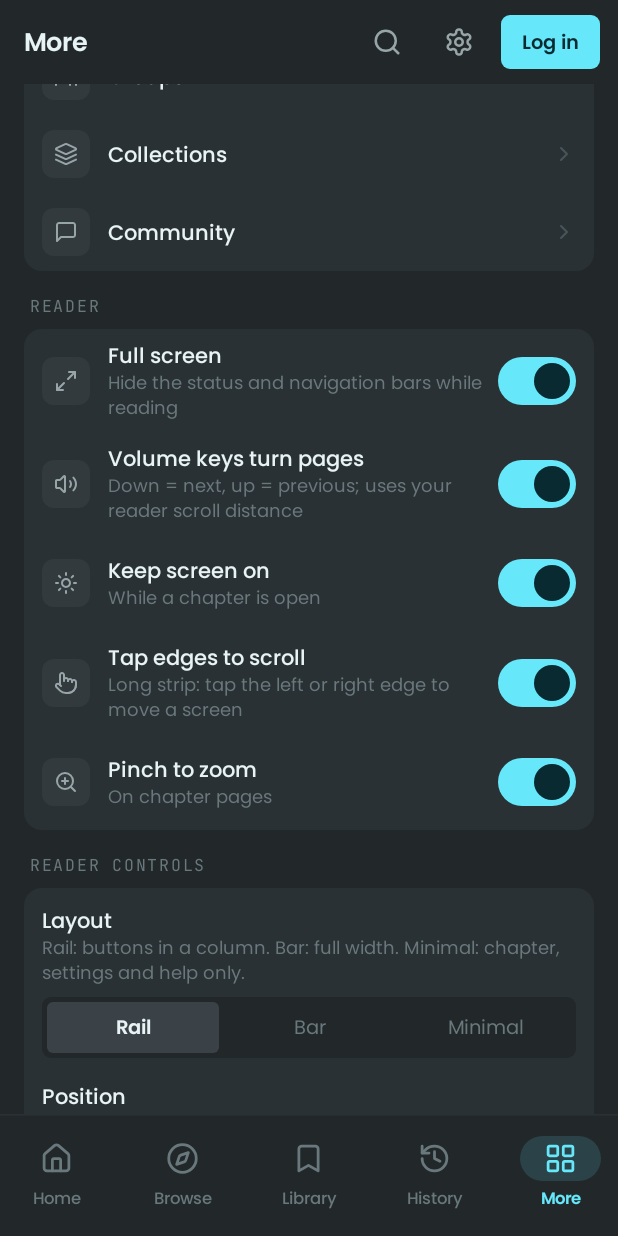
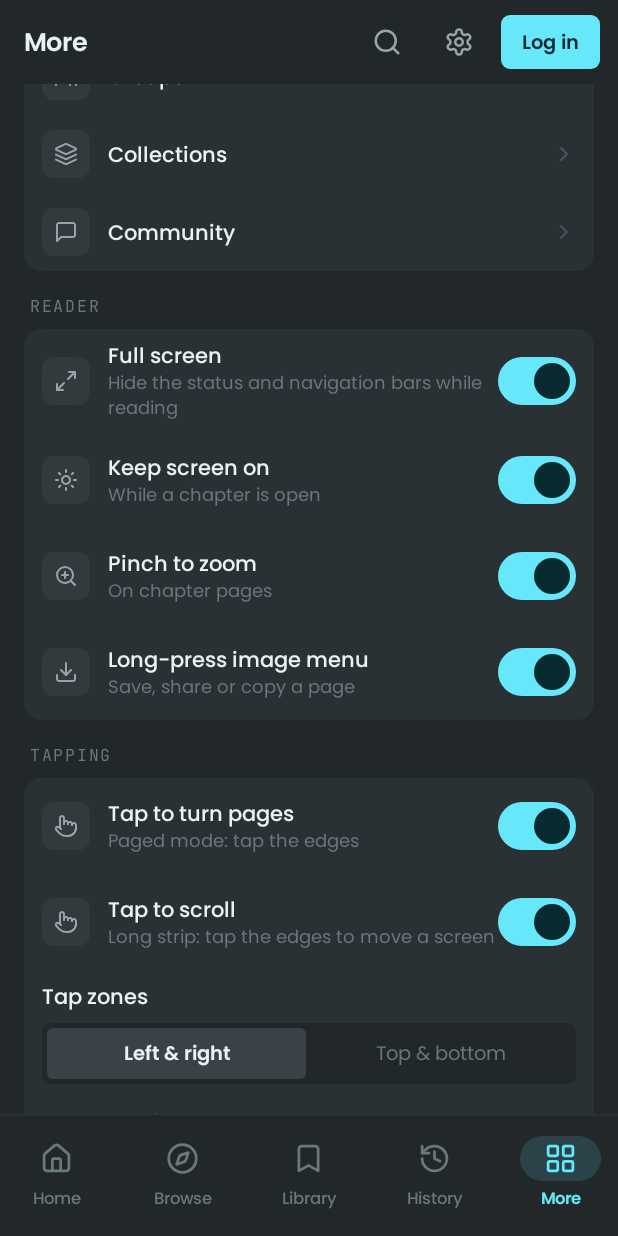
Before and after one commit to notsonata/comixium, an Android app built with Jetpack Compose: the screen it shows after launch (MainActivity), item 5 of the bottom bar chosen, scrolled down 480 dp, on a phone screen of 412 x 824 dp. Run offline under Robolectric (Android 15) with nearby library versions, the phone set to English and light mode, and no system bars; 1 statement that could not run was skipped.

Commit message:
Reader touch v2: configurable taps, one settings sheet, Back closes popups (#18)
- The app now handles every one-finger tap in the reader: edge zones
  (sides or top/bottom, small/medium/large, invertible) turn pages in
  paged mode or scroll a screen in long strip, each switchable off;
  the middle shows/hides the controls with a double tap, single tap or
  not at all (through the reader's own x shortcut). Taps are kept from
  the site's handler while its page-turn library still gets the touch
  end, so swipes keep working.
- One settings button: the reader's ? is hidden, and the gear's sheet
  gets the app's reader options appended in the site's own markup
  (taps, volume keys, zoom, long-press, full screen, keep awake,
  controls layout). Changes post to the app, which stores and syncs
  them. The site's now-unused "Hide controls" option is hidden.
- Back closes popups first: reader settings, chapter list, comments
  panel, dropdowns, menus and dialogs are detected and closed, and
  reported to the app as soon as they open or close. No predictive
  back preview when Back only closes a popup or search.
- No sideways overscroll stretch (overscroll-behavior-x: none).
- New native options too: inverted volume keys, long-press image menu
  on/off; More gains Tapping and Volume keys sections.
- Native touch-controls sheet removed (replaced by the settings sheet).
- Site check covers the new hooks (43 checks). 1.4.0.


Claude-Session: https://claude.ai/code/session_01YbVGRshvC6VnHUc4fnRiLA

Co-authored-by: Claude <noreply@anthropic.com>

```diff
--- a/app/build.gradle.kts
+++ b/app/build.gradle.kts
@@ -8,7 +8,7 @@ plugins {
 
 // Bump this (and only this) to release a new version. CI tags the release v<appVersion>,
 // and versionCode follows automatically (1.2.3 -> 10203) so every bump installs as an update.
-val appVersion = "1.3.0"
+val appVersion = "1.4.0"
 val appVersionCode = appVersion.split(".").map(String::toInt).let { (major, minor, patch) ->
     major * 10_000 + minor * 100 + patch
 }
--- a/app/src/main/java/com/notsonata/comixium/MainActivity.kt
+++ b/app/src/main/java/com/notsonata/comixium/MainActivity.kt
@@ -96,7 +96,8 @@ class MainActivity : ComponentActivity(), ActivityServices {
                 // Consume both down and up so the system volume doesn't change; act on presses
                 // and on every few repeats while held.
                 if (event.action == KeyEvent.ACTION_DOWN && event.repeatCount % 3 == 0) {
-                    val dir = if (code == KeyEvent.KEYCODE_VOLUME_DOWN) 1 else -1
+                    val down = if (engine.reader.invertVolume) -1 else 1
+                    val dir = if (code == KeyEvent.KEYCODE_VOLUME_DOWN) down else -down
                     tab.js("window.__comixium && window.__comixium.readerStep($dir)")
                 }
                 return true
--- a/app/src/main/java/com/notsonata/comixium/ui/MoreScreen.kt
+++ b/app/src/main/java/com/notsonata/comixium/ui/MoreScreen.kt
@@ -94,29 +94,54 @@ fun MoreScreen(
         }
         Section("READER") {
             ToggleRow(
-                Lucide.Expand, "Full screen",
-                subtitle = "Hide the status and navigation bars while reading",
-                checked = reader.immersive, onChange = reader::updateImmersive,
+                Lucide.Expand, "Full screen", subtitle = "Hide the status and navigation bars while reading",
+                checked = reader.immersive, onChange = { reader.updateImmersive(it); onPagePrefsChanged() },
             )
             ToggleRow(
-                Lucide.Volume, "Volume keys turn pages",
-                subtitle = "Down = next, up = previous; uses your reader scroll distance",
-                checked = reader.volumeKeys, onChange = reader::updateVolumeKeys,
+                Lucide.Sun, "Keep screen on", subtitle = "While a chapter is open",
+                checked = reader.keepScreenOn, onChange = { reader.updateKeepScreenOn(it); onPagePrefsChanged() },
             )
             ToggleRow(
-                Lucide.Sun, "Keep screen on",
-                subtitle = "While a chapter is open",
-                checked = reader.keepScreenOn, onChange = reader::updateKeepScreenOn,
+                Lucide.ZoomIn, "Pinch to zoom", subtitle = "On chapter pages",
+                checked = reader.pinchZoom, onChange = { reader.updatePinchZoom(it); onPagePrefsChanged() },
             )
             ToggleRow(
-                Lucide.Hand, "Tap edges to scroll",
-                subtitle = "Long strip: tap the left or right edge to move a screen",
-                checked = reader.tapEdges, onChange = reader::updateTapEdges,
+                Lucide.Download, "Long-press image menu", subtitle = "Save, share or copy a page",
+                checked = reader.longPressMenu, onChange = { reader.updateLongPressMenu(it); onPagePrefsChanged() },
+            )
+        }
+        Section("TAPPING") {
+            ToggleRow(
+                Lucide.Hand, "Tap to turn pages", subtitle = "Paged mode: tap the edges",
+                checked = reader.tapPaged, onChange = { reader.updateTapPaged(it); onPagePrefsChanged() },
             )
             ToggleRow(
-                Lucide.ZoomIn, "Pinch to zoom",
-                subtitle = "On chapter pages",
-                checked = reader.pinchZoom, onChange = reader::updatePinchZoom,
+                Lucide.Hand, "Tap to scroll", subtitle = "Long strip: tap the edges to move a screen",
+                checked = reader.tapEdges, onChange = { reader.updateTapEdges(it); onPagePrefsChanged() },
+            )
+            Choice("Tap zones", null, listOf("sides" to "Left & right", "vertical" to "Top & bottom"), reader.tapLayout) {
+                reader.updateTapLayout(it); onPagePrefsChanged()
+            }
+            Choice("Tap zone size", null, listOf("small" to "Small", "medium" to "Medium", "large" to "Large"), reader.tapZone) {
+                reader.updateTapZone(it); onPagePrefsChanged()
+            }
+            ToggleRow(
+                Lucide.Refresh, "Invert tap zones", subtitle = "Left / top goes forward",
+                checked = reader.invertTaps, onChange = { reader.updateInvertTaps(it); onPagePrefsChanged() },
+            )
+            Choice(
+                "Show controls with", "A tap in the middle of the page",
+                listOf("double" to "Double tap", "single" to "Single tap", "off" to "Off"), reader.controlsTap,
+            ) { reader.updateControlsTap(it); onPagePrefsChanged() }
+        }
+        Section("VOLUME KEYS") {
+            ToggleRow(
+                Lucide.Volume, "Volume keys turn pages", subtitle = "Uses your reader scroll distance",
+                checked = reader.volumeKeys, onChange = { reader.updateVolumeKeys(it); onPagePrefsChanged() },
+            )
+            ToggleRow(
+                Lucide.Refresh, "Invert volume keys", subtitle = "Volume up goes forward",
+                checked = reader.invertVolume, onChange = { reader.updateInvertVolume(it); onPagePrefsChanged() },
             )
         }
         Section("READER CONTROLS") {
--- a/app/src/main/java/com/notsonata/comixium/ui/ReaderControlsSettings.kt
+++ b/app/src/main/java/com/notsonata/comixium/ui/ReaderControlsSettings.kt
@@ -48,7 +48,7 @@ fun ReaderControlsSettings(reader: ReaderPrefs, onChanged: () -> Unit) {
 }
 
 @Composable
-private fun Choice(
+internal fun Choice(
     label: String,
     note: String?,
     options: List<Pair<String, String>>,
--- a/app/src/main/java/com/notsonata/comixium/web/PageState.kt
+++ b/app/src/main/java/com/notsonata/comixium/web/PageState.kt
@@ -16,7 +16,7 @@ data class PageState(
     val theme: Map<String, String>,
 ) {
     companion object {
-        /** The message's "t" field ("state", "download", "readerHelp"...). */
+        /** The message's "t" field ("state", "download", "pref"). */
         fun type(json: String): String? = runCatching { JSONObject(json).optString("t") }.getOrNull()
 
         fun parse(json: String): PageState? = runCatching {
--- a/app/src/main/java/com/notsonata/comixium/web/ReaderPrefs.kt
+++ b/app/src/main/java/com/notsonata/comixium/web/ReaderPrefs.kt
@@ -6,54 +6,109 @@ import androidx.compose.runtime.mutableStateOf
 import androidx.compose.runtime.setValue
 import androidx.core.content.edit
 
-/** App-side reader options (the site's own reader settings stay in the site). */
+/**
+ * App-side reader options (the site's own reader settings stay in the site). They can be changed
+ * in More, or in the reader's settings sheet, which sends each change here via [apply].
+ */
 class ReaderPrefs(private val prefs: SharedPreferences) {
-    var immersive by mutableStateOf(prefs.getBoolean(KEY_IMMERSIVE, true))
+    private fun bool(key: String, def: Boolean) = mutableStateOf(prefs.getBoolean(key, def))
+    private fun str(key: String, def: String) = mutableStateOf(prefs.getString(key, def) ?: def)
+
+    // Display
+    var immersive by bool("reader_immersive", true)
         private set
-    var volumeKeys by mutableStateOf(prefs.getBoolean(KEY_VOLUME, true))
+    var keepScreenOn by bool("reader_keep_screen_on", true)
         private set
-    var keepScreenOn by mutableStateOf(prefs.getBoolean(KEY_SCREEN_ON, true))
+    var pinchZoom by bool("reader_pinch_zoom", true)
         private set
-    var tapEdges by mutableStateOf(prefs.getBoolean(KEY_TAP_EDGES, true))
-        private set
-    var pinchZoom by mutableStateOf(prefs.getBoolean(KEY_PINCH_ZOOM, true))
+    var longPressMenu by bool("reader_long_press_menu", true)
         private set
 
-    fun updateImmersive(on: Boolean) { immersive = on; prefs.edit { putBoolean(KEY_IMMERSIVE, on) } }
-    fun updateVolumeKeys(on: Boolean) { volumeKeys = on; prefs.edit { putBoolean(KEY_VOLUME, on) } }
-    fun updateKeepScreenOn(on: Boolean) { keepScreenOn = on; prefs.edit { putBoolean(KEY_SCREEN_ON, on) } }
-    /** Reader controls: rail | bar | minimal; position x left|center|right, y top|bottom; size normal|large. */
-    var controlsLayout by mutableStateOf(prefs.getString(KEY_LAYOUT, "rail") ?: "rail")
+    // Taps
+    var tapPaged by bool("reader_tap_paged", true)
         private set
-    var controlsX by mutableStateOf(prefs.getString(KEY_X, "right") ?: "right")
+    var tapEdges by bool("reader_tap_edges", true)
         private set
-    var controlsY by mutableStateOf(prefs.getString(KEY_Y, "top") ?: "top")
+    /** sides | vertical */
+    var tapLayout by str("reader_tap_layout", "sides")
         private set
-    var controlsSize by mutableStateOf(prefs.getString(KEY_SIZE, "normal") ?: "normal")
+    /** small | medium | large */
+    var tapZone by str("reader_tap_zone", "medium")
+        private set
+    var invertTaps by bool("reader_tap_invert", false)
+        private set
+    /** double | single | off: how a tap in the middle shows/hides the reader controls. */
+    var controlsTap by str("reader_controls_tap", "double")
         private set
 
-    fun updateControlsLayout(v: String) { controlsLayout = v; prefs.edit { putString(KEY_LAYOUT, v) } }
-    fun updateControlsX(v: String) { controlsX = v; prefs.edit { putString(KEY_X, v) } }
-    fun updateControlsY(v: String) { controlsY = v; prefs.edit { putString(KEY_Y, v) } }
-    fun updateControlsSize(v: String) { controlsSize = v; prefs.edit { putString(KEY_SIZE, v) } }
+    // Volume keys
+    var volumeKeys by bool("reader_volume_keys", true)
+        private set
+    var invertVolume by bool("reader_volume_invert", false)
+        private set
 
-    fun updateTapEdges(on: Boolean) { tapEdges = on; prefs.edit { putBoolean(KEY_TAP_EDGES, on) } }
-    fun updatePinchZoom(on: Boolean) { pinchZoom = on; prefs.edit { putBoolean(KEY_PINCH_ZOOM, on) } }
+    /** Reader controls: rail | bar | minimal; x left|center|right; y top|bottom; size normal|large. */
+    var controlsLayout by str("reader_controls_layout", "rail")
+        private set
+    var controlsX by str("reader_controls_x", "right")
+        private set
+    var controlsY by str("reader_controls_y", "top")
+        private set
+    var controlsSize by str("reader_controls_size", "normal")
+        private set
 
-    /** The reader options the page script applies itself (see setPrefs in comixium.js). */
+    fun updateImmersive(on: Boolean) { immersive = on; save("reader_immersive", on) }
+    fun updateKeepScreenOn(on: Boolean) { keepScreenOn = on; save("reader_keep_screen_on", on) }
+    fun updatePinchZoom(on: Boolean) { pinchZoom = on; save("reader_pinch_zoom", on) }
+    fun updateLongPressMenu(on: Boolean) { longPressMenu = on; save("reader_long_press_menu", on) }
+    fun updateTapPaged(on: Boolean) { tapPaged = on; save("reader_tap_paged", on) }
+    fun updateTapEdges(on: Boolean) { tapEdges = on; save("reader_tap_edges", on) }
+    fun updateTapLayout(v: String) { tapLayout = v; save("reader_tap_layout", v) }
+    fun updateTapZone(v: String) { tapZone = v; save("reader_tap_zone", v) }
+    fun updateInvertTaps(on: Boolean) { invertTaps = on; save("reader_tap_invert", on) }
+    fun updateControlsTap(v: String) { controlsTap = v; save("reader_controls_tap", v) }
+    fun updateVolumeKeys(on: Boolean) { volumeKeys = on; save("reader_volume_keys", on) }
+    fun updateInvertVolume(on: Boolean) { invertVolume = on; save("reader_volume_invert", on) }
+    fun updateControlsLayout(v: String) { controlsLayout = v; save("reader_controls_layout", v) }
+    fun updateControlsX(v: String) { controlsX = v; save("reader_controls_x", v) }
+    fun updateControlsY(v: String) { controlsY = v; save("reader_controls_y", v) }
+    fun updateControlsSize(v: String) { controlsSize = v; save("reader_controls_size", v) }
+
+    /** Volume keys as one setting: on | inverted | off. */
+    val volumeMode: String get() = if (!volumeKeys) "off" else if (invertVolume) "inverted" else "on"
+
+    /** Applies a change made in the reader's settings sheet. Returns false for unknown keys. */
+    fun apply(key: String, value: Any?): Boolean {
+        val b = value as? Boolean
+        val s = value as? String
+        when {
+            key == "tapPaged" && b != null -> updateTapPaged(b)
+            key == "tapEdges" && b != null -> updateTapEdges(b)
+            key == "tapLayout" && s in listOf("sides", "vertical") -> updateTapLayout(s!!)
+            key == "tapZone" && s in listOf("small", "medium", "large") -> updateTapZone(s!!)
+            key == "invertTaps" && b != null -> updateInvertTaps(b)
+            key == "controlsTap" && s in listOf("double", "single", "off") -> updateControlsTap(s!!)
+            key == "volume" && s in listOf("on", "inverted", "off") -> { updateVolumeKeys(s != "off"); updateInvertVolume(s == "inverted") }
+            key == "pinchZoom" && b != null -> updatePinchZoom(b)
+            key == "longPress" && b != null -> updateLongPressMenu(b)
+            key == "immersive" && b != null -> updateImmersive(b)
+            key == "keepOn" && b != null -> updateKeepScreenOn(b)
+            key == "layout" && s in listOf("rail", "bar", "minimal") -> updateControlsLayout(s!!)
+            key == "x" && s in listOf("left", "center", "right") -> updateControlsX(s!!)
+            key == "y" && s in listOf("top", "bottom") -> updateControlsY(s!!)
+            key == "size" && s in listOf("normal", "large") -> updateControlsSize(s!!)
+            else -> return false
+        }
+        return true
+    }
+
+    /** Everything the page script needs (see setPrefs in comixium.js). */
     fun pageScriptFields(): String =
-        "tapEdges:$tapEdges,pinchZoom:$pinchZoom," +
-            "layout:'$controlsLayout',x:'$controlsX',y:'$controlsY',size:'$controlsSize'"
+        "tapEdges:$tapEdges,tapPaged:$tapPaged,tapLayout:'$tapLayout',tapZone:'$tapZone',invertTaps:$invertTaps," +
+            "controlsTap:'$controlsTap',pinchZoom:$pinchZoom,longPress:$longPressMenu,immersive:$immersive," +
+            "keepOn:$keepScreenOn,volume:'$volumeMode',layout:'$controlsLayout',x:'$controlsX',y:'$controlsY'," +
+            "size:'$controlsSize'"
 
-    private companion object {
-        const val KEY_IMMERSIVE = "reader_immersive"
-        const val KEY_VOLUME = "reader_volume_keys"
-        const val KEY_SCREEN_ON = "reader_keep_screen_on"
-        const val KEY_TAP_EDGES = "reader_tap_edges"
-        const val KEY_PINCH_ZOOM = "reader_pinch_zoom"
-        const val KEY_LAYOUT = "reader_controls_layout"
-        const val KEY_X = "reader_controls_x"
-        const val KEY_Y = "reader_controls_y"
-        const val KEY_SIZE = "reader_controls_size"
-    }
+    private fun save(key: String, v: Boolean) = prefs.edit { putBoolean(key, v) }
+    private fun save(key: String, v: String) = prefs.edit { putString(key, v) }
 }
```
Also changed, not shown: app/src/main/java/com/notsonata/comixium/ui/ComixiumApp.kt (+3 -9 lines), app/src/main/java/com/notsonata/comixium/ui/ReaderHelpSheet.kt (deleted, +0 -128 lines), app/src/main/java/com/notsonata/comixium/web/WebEngine.kt (+7 -8 lines), app/src/main/java/com/notsonata/comixium/web/WebTab.kt (+4 -7 lines), 9 other files.
